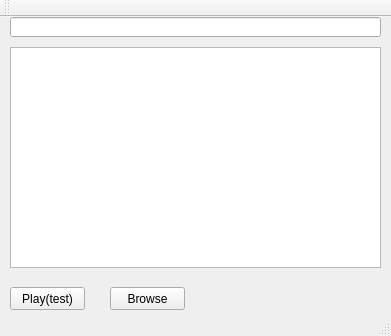
Southeast0010/weasel, file mainwindow.ui: the form before one commit.
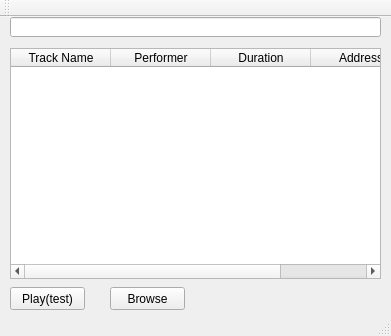
The form after the commit.

```diff
--- a/mainwindow.ui
+++ b/mainwindow.ui
@@ -20,16 +20,6 @@
    <string>MainWindow</string>
   </property>
   <widget class="QWidget" name="centralWidget">
-   <widget class="QListView" name="listView">
-    <property name="geometry">
-     <rect>
-      <x>10</x>
-      <y>30</y>
-      <width>371</width>
-      <height>221</height>
-     </rect>
-    </property>
-   </widget>
    <widget class="QLineEdit" name="lineEdit">
     <property name="geometry">
      <rect>
@@ -66,6 +56,48 @@
      <string>Browse</string>
     </property>
    </widget>
+   <widget class="QTableWidget" name="tableWidget">
+    <property name="geometry">
+     <rect>
+      <x>10</x>
+      <y>31</y>
+      <width>371</width>
+      <height>231</height>
+     </rect>
+    </property>
+    <property name="selectionMode">
+     <enum>QAbstractItemView::SingleSelection</enum>
+    </property>
+    <property name="selectionBehavior">
+     <enum>QAbstractItemView::SelectRows</enum>
+    </property>
+    <property name="showGrid">
+     <bool>false</bool>
+    </property>
+    <attribute name="verticalHeaderVisible">
+     <bool>false</bool>
+    </attribute>
+    <column>
+     <property name="text">
+      <string>Track Name</string>
+     </property>
+    </column>
+    <column>
+     <property name="text">
+      <string>Performer</string>
+     </property>
+    </column>
+    <column>
+     <property name="text">
+      <string>Duration</string>
+     </property>
+    </column>
+    <column>
+     <property name="text">
+      <string>Address</string>
+     </property>
+    </column>
+   </widget>
   </widget>
   <widget class="QToolBar" name="mainToolBar">
    <attribute name="toolBarArea">
```
